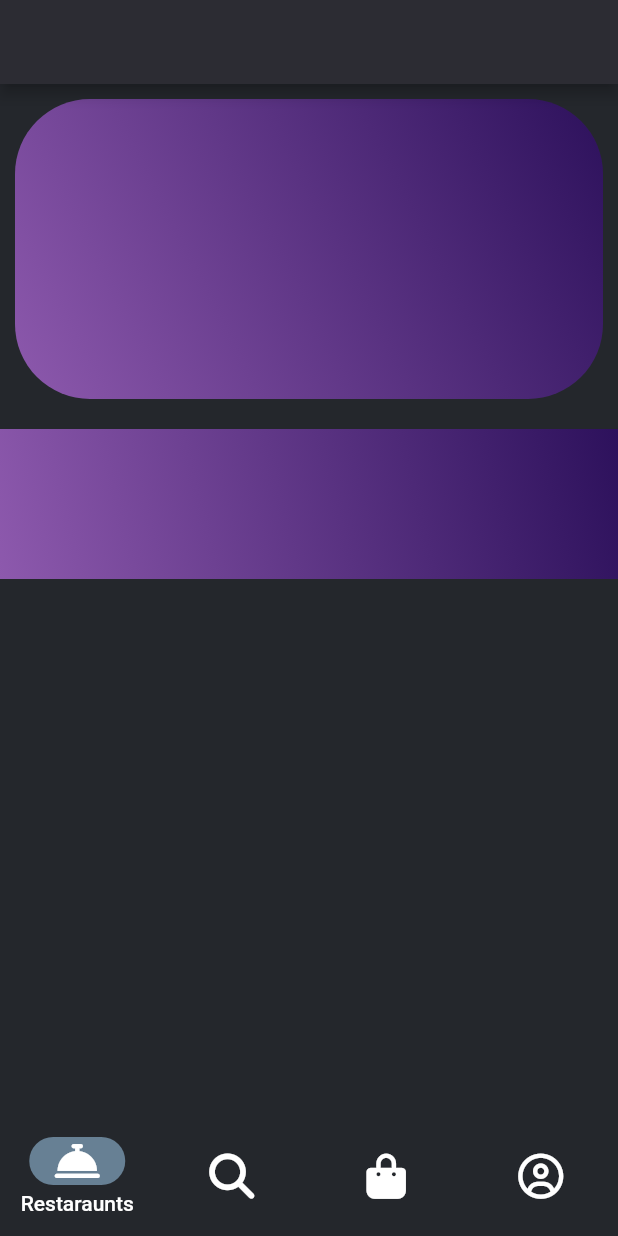
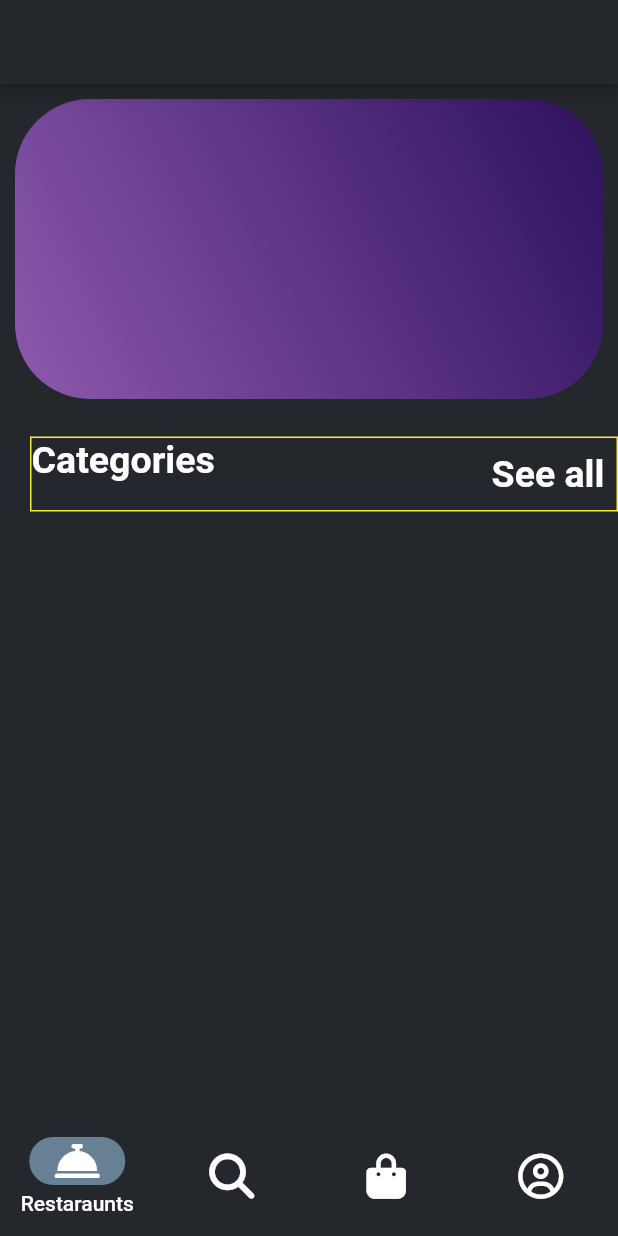
Before and after one commit to z0ld1ck/Food_app, a Flutter app: the screen it shows after launch, on a phone screen of 412 x 824 dp. Run offline on Flutter 3.47's test engine with Material 2 defaults, Android fonts, the phone set to English and light mode, and no system bars; our stand-ins replace cloud_firestore, datetime_picker_formfield_new, firebase_core, firebase_database, font_awesome_flutter; accounts and stored records are empty.

```diff
--- a/lib/Pages/HomePage.dart
+++ b/lib/Pages/HomePage.dart
@@ -1,10 +1,5 @@
-import 'package:cloud_firestore/cloud_firestore.dart';
 import 'package:flutter/material.dart';
-import 'package:firebase_database/firebase_database.dart';
-
-// import 'package:flutter/animation.dart';
-import '../Database/DB.dart';
-import '/Pages/new.dart';
+import 'package:food_app/category_details/category_seeall_detail_page.dart';
 
 class HomePage extends StatefulWidget {
   const HomePage({Key? key}) : super(key: key);
@@ -21,7 +16,7 @@ class _HomePageState extends State<HomePage> {
     return Scaffold(
       backgroundColor: const Color(0xFF24272C),
       appBar: AppBar(
-        backgroundColor: const Color(0xFF2C2C33),
+        backgroundColor: const Color(0xFF24272C),
       ),
       body: Column(
         children: [
@@ -36,7 +31,8 @@ class _HomePageState extends State<HomePage> {
                     colors: [
                       Color(0xFF8D59AD),
                       Color(0xFF2D115C),
-                      ]),
+                    ],
+                  ),
                   color: Colors.white,
                   borderRadius: BorderRadius.only(
                     topRight: Radius.circular(50),
@@ -46,51 +42,111 @@ class _HomePageState extends State<HomePage> {
                   ),
                 ),
                 height: 200,
-                // child: Padding(
-                //   padding: const EdgeInsets.only(top:200.0,),
-                //   child: Container(
-                //     width:500,
-                //     height: 100,
-                //     decoration: const BoxDecoration(
-                //       gradient: LinearGradient(
-                //           begin: Alignment.bottomLeft,
-                //           end: Alignment.topRight,
-                //           colors: [
-                //             Color(0xFF8D59AD),
-                //             Color(0xFF2D115C),
-                //           ]),
-                //     ),
-                //   ),
-                // ),
               ),
             ),
           ),
           Container(
-            child: Padding(
-              padding: const EdgeInsets.only(
-                top: 20.0,
+            decoration:const BoxDecoration(
+              border:Border(
+                top: BorderSide(color: Colors.yellow),
+                left: BorderSide(color: Colors.yellow),
+                right: BorderSide(color: Colors.yellow),
+                bottom: BorderSide(color: Colors.yellow),
               ),
-              child: Container(
-                width: 500,
-                height: 100,
-                decoration: const BoxDecoration(
-                  gradient: LinearGradient(
-                      begin: Alignment.bottomLeft,
-                      end: Alignment.topRight,
-                      colors: [
-                        Color(0xFF8D59AD),
-                        Color(0xFF2D115C),
-                      ]),
+            ),
+            width: size.width,
+            margin: const EdgeInsets.only(top: 25, left: 20),
+            child: Stack(
+              fit: StackFit.loose,
+              children: [
+                Container(
+                  child: const Align(
+                    alignment:Alignment.bottomLeft,
+                    child: Text(
+                      'Categories',
+                      style: TextStyle(
+                        color: Colors.white,
+                        fontSize: 25,
+                        fontFamily: 'Roboto',
+                        fontWeight: FontWeight.w700,
                       ),
                     ),
                   ),
-          )
+                ),
+                Padding(
+                  padding: const EdgeInsets.only(left: 250, top: 0),
+                  child:Align(
+                    alignment:Alignment.centerRight,
+                    child: TextButton(
+                      onPressed: () {
+                        Navigator.push(
+                          context,
+                          MaterialPageRoute(
+                            builder: (context) => const SeeAll(),
+                          ),
+                        );
+                      },
+                      child: const Text(
+                        'See all',
+                        style: TextStyle(
+                          color: Colors.white,
+                          fontSize: 25,
+                          fontFamily: 'Roboto',
+                          fontWeight: FontWeight.w700,
+                        ),
+                      ),
+                    ),
+                  ),
+                ),
+              ],
+            ),
+          ),
         ],
       ),
     );
   }
+}
+//       Container(
+//         child: const Text(
+//           'See all',
+//           style: TextStyle(
+//             color: Colors.white,
+//             fontSize: 25,
+//             fontFamily: 'Roboto',
+//             fontWeight: FontWeight.w700,
+//           ),
+//         ),
+//         // margin: const EdgeInsets.only(top: 5, right: 1),
+//         alignment: Alignment.centerRight,
+//       ),
+//     ],
+//   ),
+// ),
 
-// Widget buildUser(User user) => ListTile(
-//       title: Text(user.name),
-//     );
-}
+// Container(
+//   child: Padding(
+//     padding: const EdgeInsets.only(
+//       top: 100.0,
+//       right: 200,
+//     ),
+//     child: Container(
+//       width: 150,
+//       height: 150,
+//       decoration: const BoxDecoration(
+//         gradient: LinearGradient(
+//             begin: Alignment.bottomLeft,
+//             end: Alignment.topRight,
+//             colors: [
+//               Color(0xFF8D59AD),
+//               Color(0xFF2D115C),
+//             ]),
+//         borderRadius: BorderRadius.only(
+//           topRight: Radius.circular(30),
+//           topLeft: Radius.circular(30),
+//           bottomRight: Radius.circular(30),
+//           bottomLeft: Radius.circular(30),
+//         ),
+//       ),
+//     ),
+//   ),
+// ),
```
Also changed, not shown: lib/Components/Category.dart (added, +47 -0 lines). Lines whose indentation alone changed are shown as unchanged.
